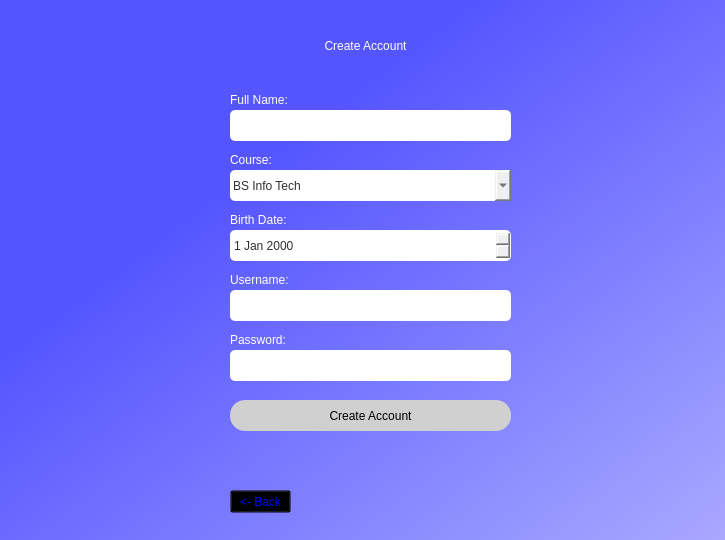
This is ui/create_account.ui in rustomcadenas/sample-py as Qt 5 draws it before an edit. The edited form follows.
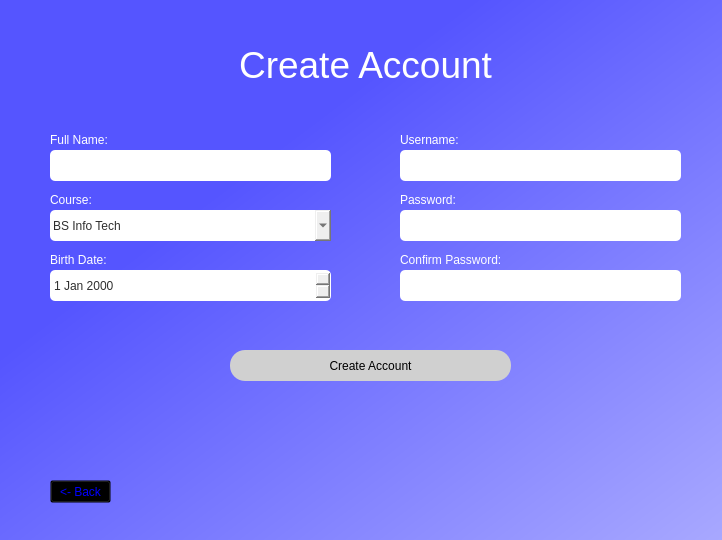
This is the edited form. Icons and pictures are not drawn.

Diff of the .ui file:
```diff
--- a/ui/create_account.ui
+++ b/ui/create_account.ui
@@ -9,7 +9,7 @@
    <rect>
     <x>0</x>
     <y>0</y>
-    <width>725</width>
+    <width>722</width>
     <height>540</height>
    </rect>
   </property>
@@ -41,7 +41,7 @@
     <property name="geometry">
      <rect>
       <x>0</x>
-      <y>10</y>
+      <y>30</y>
       <width>731</width>
       <height>71</height>
      </rect>
@@ -50,7 +50,7 @@
      <string notr="true">font: 36pt &quot;MS Shell Dlg 2&quot;; color: white;</string>
     </property>
     <property name="text">
-     <string>Create Account</string>
+     <string>&lt;html&gt;&lt;head/&gt;&lt;body&gt;&lt;p&gt;&lt;span style=&quot; font-size:28pt;&quot;&gt;Create Account&lt;/span&gt;&lt;/p&gt;&lt;/body&gt;&lt;/html&gt;</string>
     </property>
     <property name="alignment">
      <set>Qt::AlignCenter</set>
@@ -60,7 +60,7 @@
     <property name="geometry">
      <rect>
       <x>230</x>
-      <y>400</y>
+      <y>350</y>
       <width>281</width>
       <height>31</height>
      </rect>
@@ -85,8 +85,8 @@
    <widget class="QLineEdit" name="nput_username">
     <property name="geometry">
      <rect>
-      <x>230</x>
-      <y>290</y>
+      <x>400</x>
+      <y>150</y>
       <width>281</width>
       <height>31</height>
      </rect>
@@ -101,9 +101,9 @@
    <widget class="QLabel" name="label_5">
     <property name="geometry">
      <rect>
-      <x>230</x>
-      <y>270</y>
-      <width>81</width>
+      <x>400</x>
+      <y>130</y>
+      <width>281</width>
       <height>20</height>
      </rect>
     </property>
@@ -118,9 +118,9 @@
    <widget class="QLabel" name="label_6">
     <property name="geometry">
      <rect>
-      <x>230</x>
-      <y>210</y>
-      <width>81</width>
+      <x>50</x>
+      <y>250</y>
+      <width>281</width>
       <height>20</height>
      </rect>
     </property>
@@ -136,9 +136,9 @@
     <property name="geometry">
      <rect>
       <x>230</x>
-      <y>450</y>
+      <y>420</y>
       <width>281</width>
-      <height>41</height>
+      <height>21</height>
      </rect>
     </property>
     <property name="styleSheet">
@@ -146,7 +146,7 @@
 color: rgb(225, 18, 83);</string>
     </property>
     <property name="text">
-     <string/>
+     <string>&lt;html&gt;&lt;head/&gt;&lt;body&gt;&lt;p&gt;&lt;br/&gt;&lt;/p&gt;&lt;/body&gt;&lt;/html&gt;</string>
     </property>
     <property name="alignment">
      <set>Qt::AlignLeading|Qt::AlignLeft|Qt::AlignTop</set>
@@ -158,8 +158,8 @@
    <widget class="QPushButton" name="btn_back">
     <property name="geometry">
      <rect>
-      <x>230</x>
-      <y>490</y>
+      <x>50</x>
+      <y>480</y>
       <width>61</width>
       <height>23</height>
      </rect>
@@ -176,9 +176,9 @@
    <widget class="QLabel" name="label_7">
     <property name="geometry">
      <rect>
-      <x>230</x>
-      <y>150</y>
-      <width>81</width>
+      <x>50</x>
+      <y>190</y>
+      <width>281</width>
       <height>20</height>
      </rect>
     </property>
@@ -193,9 +193,9 @@
    <widget class="QLabel" name="label_8">
     <property name="geometry">
      <rect>
-      <x>230</x>
-      <y>330</y>
-      <width>81</width>
+      <x>400</x>
+      <y>190</y>
+      <width>281</width>
       <height>20</height>
      </rect>
     </property>
@@ -210,8 +210,8 @@
    <widget class="QLineEdit" name="nput_password">
     <property name="geometry">
      <rect>
-      <x>230</x>
-      <y>350</y>
+      <x>400</x>
+      <y>210</y>
       <width>281</width>
       <height>31</height>
      </rect>
@@ -229,8 +229,8 @@
    <widget class="QLineEdit" name="nput_fullname">
     <property name="geometry">
      <rect>
-      <x>230</x>
-      <y>110</y>
+      <x>50</x>
+      <y>150</y>
       <width>281</width>
       <height>31</height>
      </rect>
@@ -245,9 +245,9 @@
    <widget class="QLabel" name="label_9">
     <property name="geometry">
      <rect>
-      <x>230</x>
-      <y>90</y>
-      <width>81</width>
+      <x>50</x>
+      <y>130</y>
+      <width>281</width>
       <height>20</height>
      </rect>
     </property>
@@ -262,8 +262,8 @@
    <widget class="QComboBox" name="nput_course">
     <property name="geometry">
      <rect>
-      <x>230</x>
-      <y>170</y>
+      <x>50</x>
+      <y>210</y>
       <width>281</width>
       <height>31</height>
      </rect>
@@ -308,8 +308,8 @@
    <widget class="QDateEdit" name="nput_bday">
     <property name="geometry">
      <rect>
-      <x>230</x>
-      <y>230</y>
+      <x>50</x>
+      <y>270</y>
       <width>281</width>
       <height>31</height>
      </rect>
@@ -321,6 +321,42 @@
 padding-left:2px</string>
     </property>
    </widget>
+   <widget class="QLineEdit" name="nput_password_2">
+    <property name="geometry">
+     <rect>
+      <x>400</x>
+      <y>270</y>
+      <width>281</width>
+      <height>31</height>
+     </rect>
+    </property>
+    <property name="styleSheet">
+     <string notr="true">border-radius: 5px;
+font: 10pt &quot;MS Shell Dlg 2&quot;;
+color: rgb(47, 47, 47);
+padding-left:2px</string>
+    </property>
+    <property name="echoMode">
+     <enum>QLineEdit::Password</enum>
+    </property>
+   </widget>
+   <widget class="QLabel" name="label_10">
+    <property name="geometry">
+     <rect>
+      <x>400</x>
+      <y>250</y>
+      <width>281</width>
+      <height>20</height>
+     </rect>
+    </property>
+    <property name="styleSheet">
+     <string notr="true">font: 10pt &quot;MS Shell Dlg 2&quot;;
+color: rgb(255, 255, 255);</string>
+    </property>
+    <property name="text">
+     <string>Confirm Password:</string>
+    </property>
+   </widget>
   </widget>
  </widget>
  <tabstops>
```
Left out of the diff: 4 changed lines with no effect on the pictures.
